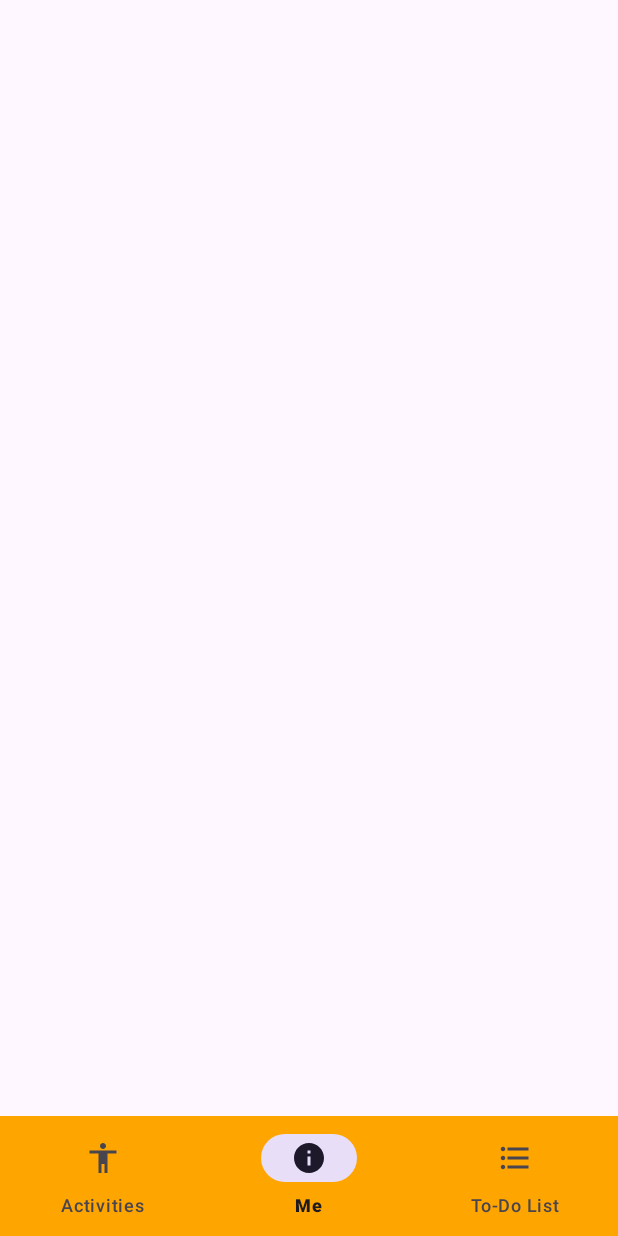
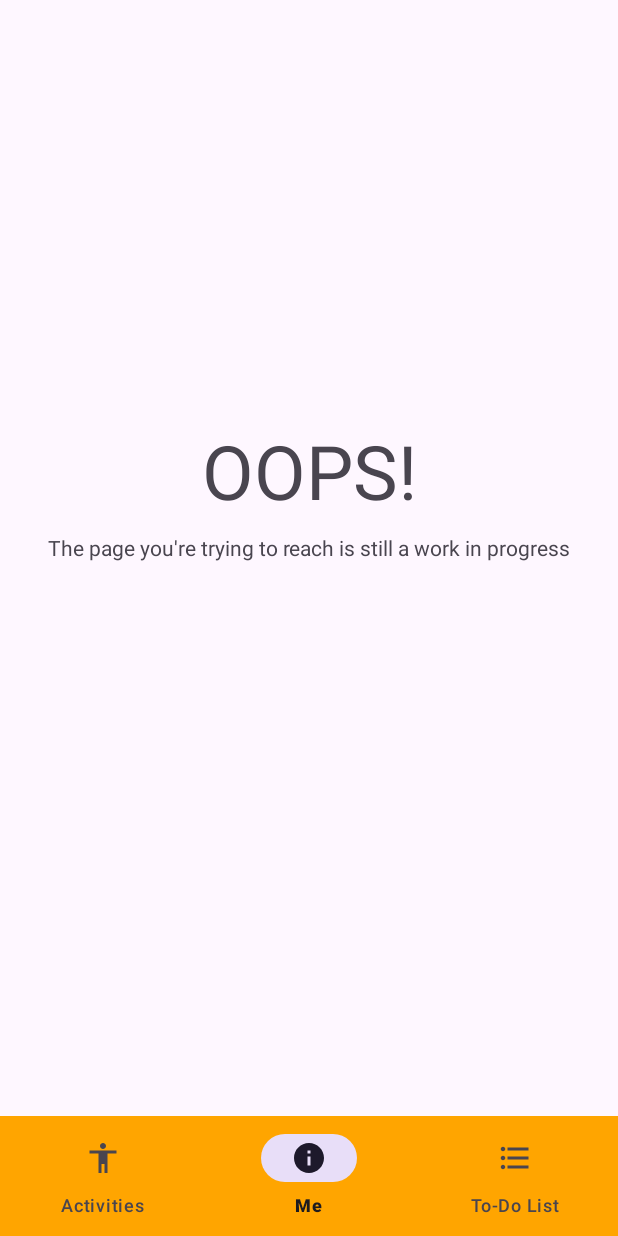
Before and after one commit to degoedek/eTherapyII, an Android app: the HubActivity screen opened directly, with no data from a screen before it, item 2 of the bottom bar chosen, on a phone screen of 412 x 824 dp. Run offline under Robolectric (Android 15) with nearby library versions, the phone set to English and light mode, and no system bars.

Commit message:
Create Work in Progress fragment

```diff
--- a/app/src/main/java/com/example/etherapyii/HubActivity.java
+++ b/app/src/main/java/com/example/etherapyii/HubActivity.java
@@ -37,7 +37,7 @@ public class HubActivity extends AppCompatActivity {
             if (item.getItemId() == R.id.nav_activities) {
                 selectedFragment = new HomeFragment();
             } else if (item.getItemId() == R.id.nav_data) {
-                selectedFragment = new PersonalDataFragment();
+                selectedFragment = new WIPFragment();
             }
             // TODO: FINISH CONVERTING SWITCH TO IF
 
--- /dev/null
+++ b/app/src/main/java/com/example/etherapyii/WIPFragment.java
@@ -0,0 +1,64 @@
+package com.example.etherapyii;
+
+import android.os.Bundle;
+
+import androidx.fragment.app.Fragment;
+
+import android.view.LayoutInflater;
+import android.view.View;
+import android.view.ViewGroup;
+
+/**
+ * A simple {@link Fragment} subclass.
+ * Use the {@link WIPFragment#newInstance} factory method to
+ * create an instance of this fragment.
+ */
+public class WIPFragment extends Fragment {
+
+    // TODO: Rename parameter arguments, choose names that match
+    // the fragment initialization parameters, e.g. ARG_ITEM_NUMBER
+    private static final String ARG_PARAM1 = "param1";
+    private static final String ARG_PARAM2 = "param2";
+
+    // TODO: Rename and change types of parameters
+    private String mParam1;
+    private String mParam2;
+
+    public WIPFragment() {
+        // Required empty public constructor
+    }
+
+    /**
+     * Use this factory method to create a new instance of
+     * this fragment using the provided parameters.
+     *
+     * @param param1 Parameter 1.
+     * @param param2 Parameter 2.
+     * @return A new instance of fragment WIPFragment.
+     */
+    // TODO: Rename and change types and number of parameters
+    public static WIPFragment newInstance(String param1, String param2) {
+        WIPFragment fragment = new WIPFragment();
+        Bundle args = new Bundle();
+        args.putString(ARG_PARAM1, param1);
+        args.putString(ARG_PARAM2, param2);
+        fragment.setArguments(args);
+        return fragment;
+    }
+
+    @Override
+    public void onCreate(Bundle savedInstanceState) {
+        super.onCreate(savedInstanceState);
+        if (getArguments() != null) {
+            mParam1 = getArguments().getString(ARG_PARAM1);
+            mParam2 = getArguments().getString(ARG_PARAM2);
+        }
+    }
+
+    @Override
+    public View onCreateView(LayoutInflater inflater, ViewGroup container,
+                             Bundle savedInstanceState) {
+        // Inflate the layout for this fragment
+        return inflater.inflate(R.layout.fragment_w_i_p, container, false);
+    }
+}
--- /dev/null
+++ b/app/src/main/res/layout/fragment_w_i_p.xml
@@ -0,0 +1,32 @@
+<?xml version="1.0" encoding="utf-8"?>
+<androidx.constraintlayout.widget.ConstraintLayout xmlns:android="http://schemas.android.com/apk/res/android"
+xmlns:app="http://schemas.android.com/apk/res-auto"
+xmlns:tools="http://schemas.android.com/tools"
+android:layout_width="match_parent"
+android:layout_height="match_parent"
+tools:context=".WIPFragment">
+
+    <TextView
+        android:id="@+id/textView"
+        android:layout_width="wrap_content"
+        android:layout_height="wrap_content"
+        android:layout_gravity="center"
+        android:layout_marginTop="280dp"
+        android:text="OOPS!"
+        android:textSize="50sp"
+        app:layout_constraintEnd_toEndOf="parent"
+        app:layout_constraintStart_toStartOf="parent"
+        app:layout_constraintTop_toTopOf="parent" />
+
+    <TextView
+        android:layout_width="wrap_content"
+        android:layout_height="wrap_content"
+        android:layout_gravity="center"
+        android:layout_marginTop="8dp"
+        android:text="The page you're trying to reach is still a work in progress"
+        app:layout_constraintEnd_toEndOf="parent"
+        app:layout_constraintStart_toStartOf="parent"
+        app:layout_constraintTop_toBottomOf="@+id/textView" />
+
+
+</androidx.constraintlayout.widget.ConstraintLayout>
--- a/app/src/main/res/values/strings.xml
+++ b/app/src/main/res/values/strings.xml
@@ -9,4 +9,6 @@
     <string name="menu_activities">Activities</string>
     <string name="menu_data">Me</string>
     <string name="menu_toDoList">To-Do List</string>
+    <!-- TODO: Remove or change this placeholder text -->
+    <string name="hello_blank_fragment">Hello blank fragment</string>
 </resources>
```
